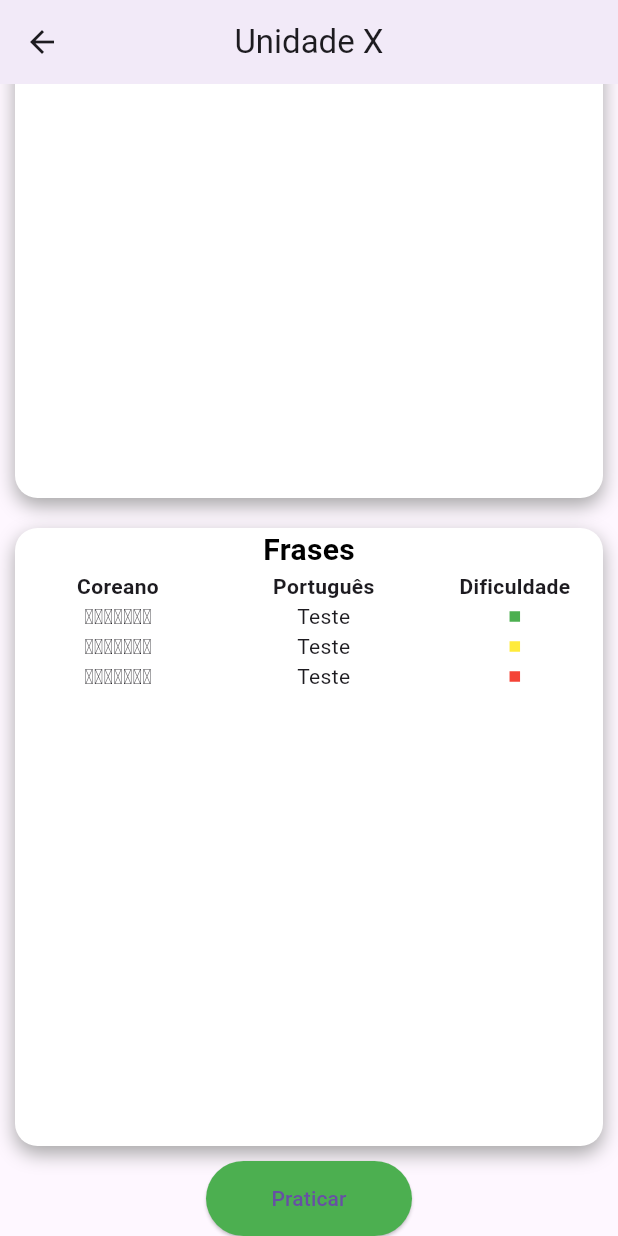
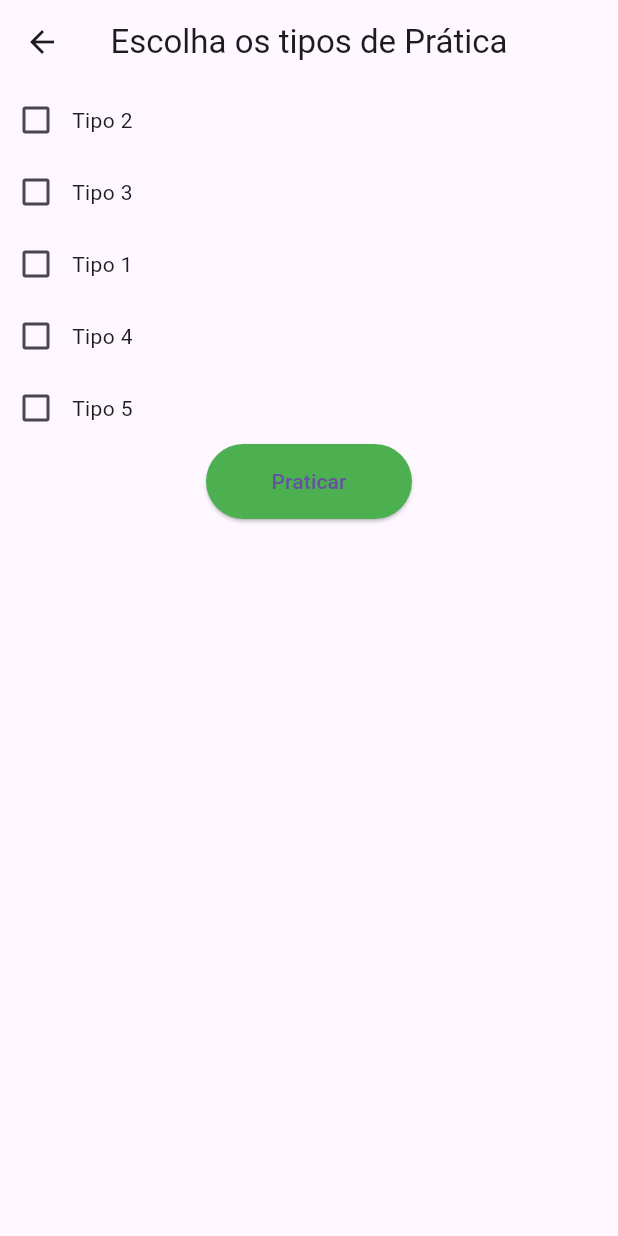
Before and after one commit to Christian-Velani/Aplicativo-para-estudo-pessoal, a Flutter app: the UnidadePage screen opened by its route, scrolled down 146 dp, after a tap on "Praticar", on a phone screen of 412 x 824 dp. Run offline on Flutter 3.47's test engine with Material 3 defaults, Android fonts, the phone set to English and light mode, and no system bars.

Commit message:
Tela de escolher o tipo de prática implementada

```diff
--- /dev/null
+++ b/lib/escolha_pratica.dart
@@ -0,0 +1,76 @@
+// ignore_for_file: non_constant_identifier_names
+
+import "package:flutter/material.dart";
+import "package:study_korean/meus_widgets.dart";
+
+class EscolherPraticaPage extends StatefulWidget {
+  const EscolherPraticaPage({super.key});
+
+  @override
+  State<EscolherPraticaPage> createState() => _EscolherPraticaPageState();
+}
+
+class _EscolherPraticaPageState extends State<EscolherPraticaPage> {
+  List<String> tiposPraticas = [];
+
+  void AtualizarListaTipo(String tipo) {
+    if (!tiposPraticas.contains(tipo)) {
+      tiposPraticas.add(tipo);
+    } else {
+      tiposPraticas.remove(tipo);
+    }
+  }
+
+  void Alerta() {
+    showDialog(
+      context: context,
+      builder: (context) {
+        return AlertDialog(
+          title: const Text("Erro"),
+          content: const Text("Escolha pelo menos um tipo antes de continuar"),
+          actions: [
+            TextButton(
+              onPressed: () => Navigator.pop(context),
+              child: const Text("Fechar"),
+            ),
+          ],
+        );
+      },
+    );
+  }
+
+  @override
+  Widget build(BuildContext context) {
+    final mediaQueryData = MediaQuery.of(context);
+    return Scaffold(
+      appBar: AppBar(
+        centerTitle: true,
+        title: const Text("Escolha os tipos de Prática"),
+      ),
+      body: Column(
+        children: [
+          MeuCheckBoxListTile(AtualizarListaTipo, "Tipo 2"),
+          MeuCheckBoxListTile(AtualizarListaTipo, "Tipo 3"),
+          MeuCheckBoxListTile(AtualizarListaTipo, "Tipo 1"),
+          MeuCheckBoxListTile(AtualizarListaTipo, "Tipo 4"),
+          MeuCheckBoxListTile(AtualizarListaTipo, "Tipo 5"),
+          Center(
+            child: ElevatedButton(
+              onPressed: () {
+                if (tiposPraticas.isNotEmpty) {
+                } else {
+                  Alerta();
+                }
+              },
+              style: ElevatedButton.styleFrom(
+                fixedSize: Size(mediaQueryData.size.width / 3, 50),
+                backgroundColor: Colors.green,
+              ),
+              child: const Text("Praticar"),
+            ),
+          )
+        ],
+      ),
+    );
+  }
+}
--- a/lib/main.dart
+++ b/lib/main.dart
@@ -1,5 +1,6 @@
 import 'package:flutter/material.dart';
 import 'package:study_korean/edicao_unidade.dart';
+import 'package:study_korean/escolha_pratica.dart';
 import 'package:study_korean/exclusao_itens.dart';
 import 'unidade.dart';
 
@@ -21,6 +22,7 @@ class StudyKoreanAPP extends StatelessWidget {
         "/Unidade": (context) => const UnidadePage(),
         "/EditarUnidade": (context) => const EditarUnidadePage(),
         "/ExcluirItens": (context) => const ExclusaoItensPage(),
+        "/EscolherPratica": (context) => const EscolherPraticaPage(),
       },
     );
   }
--- a/lib/meus_widgets.dart
+++ b/lib/meus_widgets.dart
@@ -314,3 +314,37 @@
     );
   }
 }
+
+class MeuCheckBoxListTile extends StatefulWidget {
+  Function minhaFuncao;
+  String tipoPratica;
+
+  MeuCheckBoxListTile(this.minhaFuncao, this.tipoPratica, {super.key});
+
+  @override
+  State<MeuCheckBoxListTile> createState() => _MeuCheckBoxListTileState();
+}
+
+class _MeuCheckBoxListTileState extends State<MeuCheckBoxListTile> {
+  bool estado = false;
+  @override
+  Widget build(BuildContext context) {
+    return Row(
+      children: [
+        Checkbox(
+          value: estado,
+          onChanged: (value) {
+            setState(
+              () {
+                estado == false ? estado = true : estado = false;
+                value = estado;
+              },
+            );
+            widget.minhaFuncao(widget.tipoPratica);
+          },
+        ),
+        Text(widget.tipoPratica)
+      ],
+    );
+  }
+}
--- a/lib/unidade.dart
+++ b/lib/unidade.dart
@@ -26,7 +26,9 @@ class UnidadePage extends StatelessWidget {
             ContainerGrande(mediaQueryData.size.height / 2,
                 mediaQueryData.size.width, "Frases", true, false),
             ElevatedButton(
-              onPressed: () {},
+              onPressed: () {
+                Navigator.of(context).pushNamed("/EscolherPratica");
+              },
               style: ElevatedButton.styleFrom(
                 fixedSize: Size(mediaQueryData.size.width / 3, 50),
                 backgroundColor: Colors.green,
```
